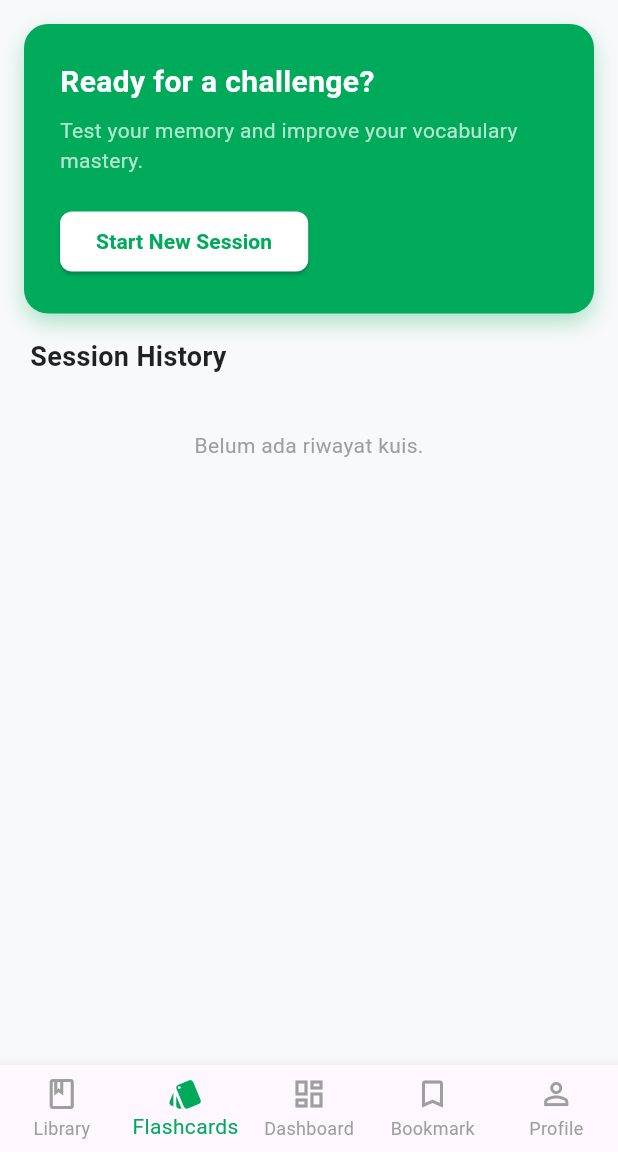
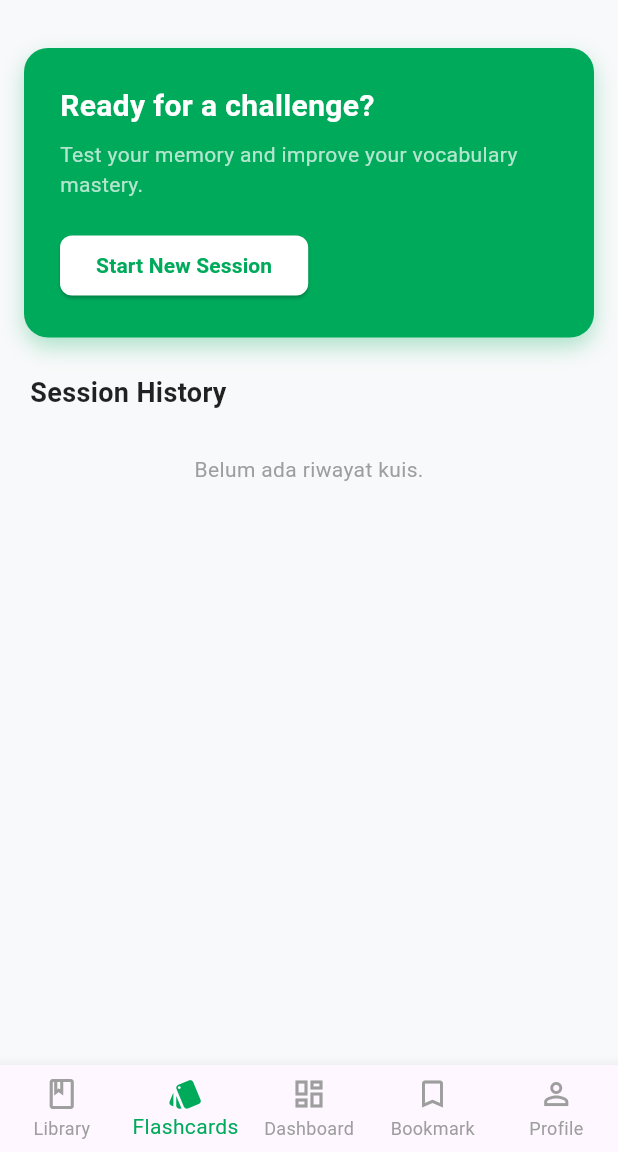
Before and after one commit to sefzaa/pamagi-fe, a Flutter app: the MainLayout screen opened by its route, item 2 of the bottom bar chosen, on a phone screen of 412 x 824 dp, the part 84-1236 px from its top. Run offline on Flutter 3.47's test engine with Material 3 defaults, Android fonts, the phone set to English and light mode, and no system bars; our stand-ins replace country_picker, dio, flutter_bloc, flutter_dotenv, flutter_lucide, flutter_secure_storage; accounts and stored records are empty; network calls fail.

Commit message:
ikon oke

```diff
--- a/lib/features/flashcards/presentation/flashcard_screen.dart
+++ b/lib/features/flashcards/presentation/flashcard_screen.dart
@@ -1,18 +1,14 @@
 import 'package:flutter/material.dart';
-import 'package:flutter_bloc/flutter_bloc.dart';
 import 'package:pamagi/core/api_client.dart';
 import 'package:pamagi/features/flashcards/data/flashcard_repository.dart';
-import 'package:pamagi/features/flashcards/logic/flashcard_cubit.dart';
+import 'package:flutter_bloc/flutter_bloc.dart';
 import 'package:pamagi/features/home/logic/home_cubit.dart';
 import 'package:pamagi/features/flashcards/presentation/flashcard_setup_sheet.dart';
 import 'package:pamagi/features/flashcards/presentation/flashcard_quiz_screen.dart';
-import 'package:pamagi/features/home/presentation/word_list_screen.dart';
-import 'package:pamagi/features/home/presentation/add_word_sheet.dart';
+import 'package:pamagi/features/flashcards/logic/flashcard_cubit.dart';
 
 class FlashcardScreen extends StatefulWidget {
-  final bool isPushed; // Penanda apakah layar ini dibuka dari Dashboard
-
-  const FlashcardScreen({super.key, this.isPushed = false});
+  const FlashcardScreen({super.key});
 
   @override
   State<FlashcardScreen> createState() => _FlashcardScreenState();
@@ -34,14 +30,13 @@ class _FlashcardScreenState extends State<FlashcardScreen> {
     setState(() => isLoading = true);
     try {
       final data = await _repository.getHistory();
-      if (mounted) {
-        setState(() {
-          history = data;
-          isLoading = false;
-        });
-      }
+      setState(() {
+        history = data;
+        isLoading = false;
+      });
     } catch (e) {
-      if (mounted) setState(() => isLoading = false);
+      setState(() => isLoading = false);
+      // Abaikan error di UI untuk sekarang agar tidak mengganggu jika kosong
     }
   }
 
@@ -56,74 +51,26 @@ class _FlashcardScreenState extends State<FlashcardScreen> {
     }
   }
 
-  // Bikin Header (AppBar) yang HANYA muncul kalau diakses dari Dashboard
-  PreferredSizeWidget? _buildAppBar() {
-    if (!widget.isPushed) return null; // Hilang jika ada di dalam Navbar
-
-    return AppBar(
-      backgroundColor: Colors.white,
-      elevation: 0,
-      iconTheme: const IconThemeData(color: Color(0xFF00AA5B)), // Warna panah back
-      leading: IconButton(
-        icon: const Icon(Icons.favorite, color: Colors.red),
-        onPressed: () {
-          Navigator.push(
-            context,
-            MaterialPageRoute(
-              builder: (_) => WordListScreen(
-                repository: context.read<HomeCubit>().repository,
-                title: 'Favorite Words',
-                isFavorite: true,
-              ),
-            ),
-          );
-        },
-      ),
-      title: const Text('PAMAGI', style: TextStyle(fontSize: 20, fontWeight: FontWeight.bold, color: Color(0xFF00AA5B), letterSpacing: 1.5)),
-      centerTitle: true,
-      actions: [
-        IconButton(
-          icon: const Icon(Icons.add_box, color: Color(0xFF00AA5B), size: 28),
-          onPressed: () async {
-            final bool? isAdded = await showModalBottomSheet(
-              context: context,
-              isScrollControlled: true,
-              backgroundColor: Colors.transparent,
-              builder: (_) => BlocProvider.value(
-                value: context.read<HomeCubit>(),
-                child: AddWordSheet(repository: context.read<HomeCubit>().repository),
-              ),
-            );
-            if (isAdded == true) {
-              context.read<HomeCubit>().fetchDashboardData();
-            }
-          },
-        ),
-        const SizedBox(width: 8),
-      ],
-    );
-  }
-
   @override
   Widget build(BuildContext context) {
     return Scaffold(
       backgroundColor: const Color(0xFFF8F9FA),
-      appBar: _buildAppBar(), // Panggil header cerdas di sini
+      // APPBAR DIHAPUS agar tidak double header
       body: RefreshIndicator(
         color: const Color(0xFF00AA5B),
         onRefresh: _fetchHistory,
         child: SingleChildScrollView(
-          physics: const AlwaysScrollableScrollPhysics(),
+          physics: const AlwaysScrollableScrollPhysics(), // Memaksa bisa di-scroll & refresh
           child: Column(
             crossAxisAlignment: CrossAxisAlignment.start,
             children: [
-              const SizedBox(height: 16),
+              const SizedBox(height: 16), // Jarak dari atas (karena tidak ada appbar)
 
               // Banner Start New Session
               Container(
                 width: double.infinity,
                 padding: const EdgeInsets.all(24),
-                margin: const EdgeInsets.symmetric(horizontal: 16),
+                margin: const EdgeInsets.all(16),
                 decoration: BoxDecoration(
                   color: const Color(0xFF00AA5B),
                   borderRadius: BorderRadius.circular(16),
@@ -167,18 +114,18 @@ class _FlashcardScreenState extends State<FlashcardScreen> {
               ),
 
               const Padding(
-                padding: EdgeInsets.symmetric(horizontal: 20, vertical: 16),
+                padding: EdgeInsets.symmetric(horizontal: 20, vertical: 8),
                 child: Text('Session History', style: TextStyle(fontSize: 18, fontWeight: FontWeight.bold, color: Colors.black87)),
               ),
 
-              // List History
+              // List History (Pakai shrinkWrap karena di dalam SingleChildScrollView)
               isLoading
                   ? const Center(child: Padding(padding: EdgeInsets.all(20), child: CircularProgressIndicator(color: Color(0xFF00AA5B))))
                   : history.isEmpty
                   ? const Center(child: Padding(padding: EdgeInsets.all(20), child: Text('Belum ada riwayat kuis.', style: TextStyle(color: Colors.grey))))
                   : ListView.builder(
                 shrinkWrap: true,
-                physics: const NeverScrollableScrollPhysics(),
+                physics: const NeverScrollableScrollPhysics(), // Scroll diurus parent
                 padding: const EdgeInsets.symmetric(horizontal: 16, vertical: 8),
                 itemCount: history.length,
                 itemBuilder: (context, index) {
```
Also changed, not shown: lib/features/home/presentation/dashboard_screen.dart (+48 -8 lines).
